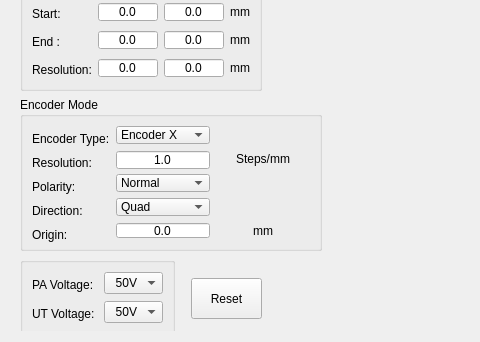
Qt form phascan_view/ui/InstrumentSettingWidget.ui (qinxingying/hello-word) before a commit; both pictures show x 0 to 480 and y 183 to 525 of the 691 by 525 pixel window.
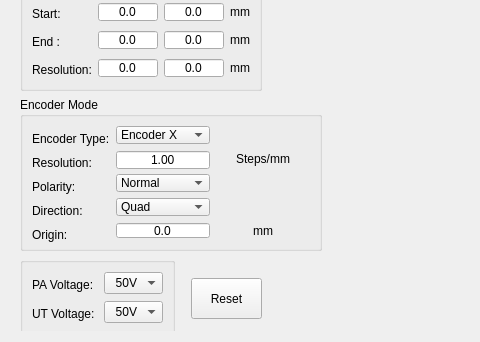
The same form after that commit.

```diff
--- a/phascan_view/ui/InstrumentSettingWidget.ui
+++ b/phascan_view/ui/InstrumentSettingWidget.ui
@@ -29,7 +29,7 @@
       <property name="geometry">
        <rect>
         <x>0</x>
-        <y>-179</y>
+        <y>0</y>
         <width>320</width>
         <height>686</height>
        </rect>
@@ -682,7 +682,7 @@
              <enum>QAbstractSpinBox::NoButtons</enum>
             </property>
             <property name="decimals">
-             <number>1</number>
+             <number>2</number>
             </property>
             <property name="minimum">
              <double>1.000000000000000</double>
```
Left out of the diff: 8 changed lines with no effect on the pictures.
